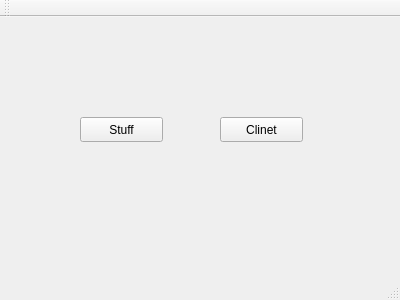
Old version of the form mainwindow.ui in the repository CRM2017/cuACS.
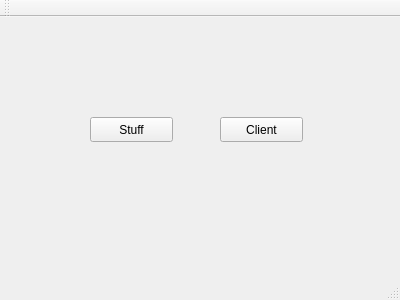
New version of the form.

```diff
--- a/mainwindow.ui
+++ b/mainwindow.ui
@@ -24,13 +24,13 @@
      </rect>
     </property>
     <property name="text">
-     <string>Clinet</string>
+     <string>Client</string>
     </property>
    </widget>
    <widget class="QPushButton" name="stuffButton">
     <property name="geometry">
      <rect>
-      <x>80</x>
+      <x>90</x>
       <y>100</y>
       <width>83</width>
       <height>25</height>
```
Left out of the diff: 2 changed lines with no effect on the pictures.
